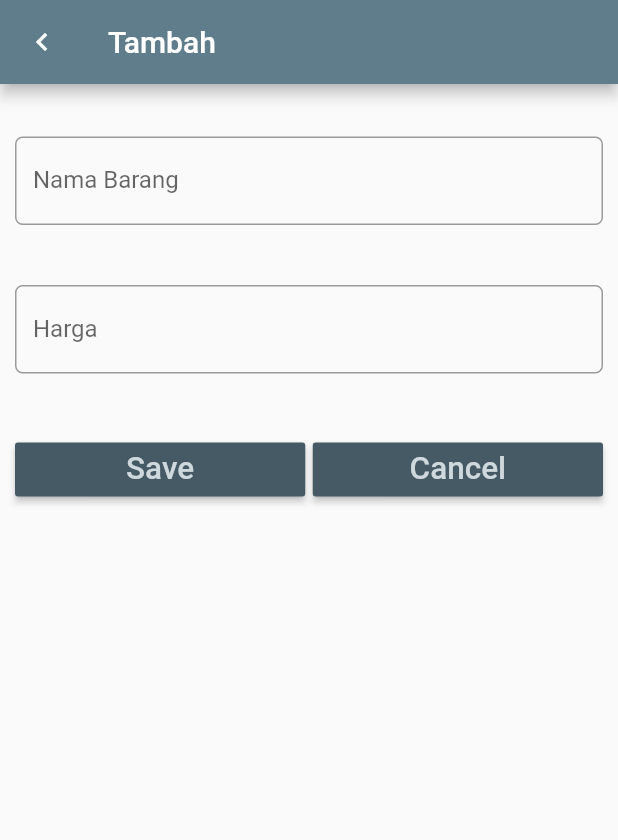
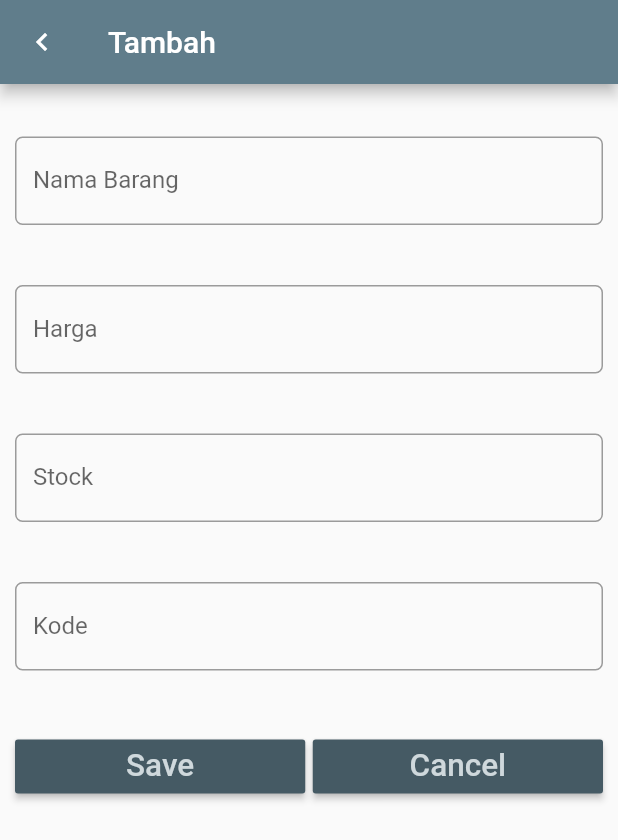
Before and after one commit to yusptar/tugas-sqlite, a Flutter app: the screen it shows after launch, after a tap on "Tambah Item", on a phone screen of 412 x 824 dp. Shown: the top 840 px of the screen. Run offline on Flutter 3.47's test engine with Material 2 defaults, Android fonts, the phone set to English and light mode, and no system bars; our stand-ins replace sqflite; accounts and stored records are empty.

Commit message:
update tugas

```diff
--- a/lib/dbhelper/dbhelper.dart
+++ b/lib/dbhelper/dbhelper.dart
@@ -14,7 +14,7 @@
     String path = directory.path + 'item.db';
 //create, read databases
     var itemDatabase = openDatabase(path,
-        version: 4,
+        version: 6,
         onCreate:
             _createDb); //mengembalikan nilai object sebagai hasil dari fungsinya
     return itemDatabase;
@@ -26,7 +26,9 @@
     CREATE TABLE item (
     id INTEGER PRIMARY KEY AUTOINCREMENT,
     name TEXT,
-    price INTEGER
+    price INTEGER,
+    stock INTEGER,
+    kode TEXT
     )
     ''');
   }
--- a/lib/models/entryform.dart
+++ b/lib/models/entryform.dart
@@ -14,12 +14,16 @@
   EntryFormState(this.item);
   TextEditingController nameController = TextEditingController();
   TextEditingController priceController = TextEditingController();
+  TextEditingController stockController = TextEditingController();
+  TextEditingController kodeController = TextEditingController();
   @override
   Widget build(BuildContext context) {
 //kondisi
     if (item != null) {
       nameController.text = item.name;
       priceController.text = item.price.toString();
+      stockController.text = item.stock.toString();
+      kodeController.text = item.kode;
     }
 //rubah
     return Scaffold(
@@ -65,6 +69,40 @@
                   },
                 ),
               ),
+
+              Padding(
+                padding: EdgeInsets.only(top: 20.0, bottom: 20.0),
+                child: TextField(
+                  controller: stockController,
+                  keyboardType: TextInputType.number,
+                  decoration: InputDecoration(
+                    labelText: 'Stock',
+                    border: OutlineInputBorder(
+                      borderRadius: BorderRadius.circular(5.0),
+                    ),
+                  ),
+                  onChanged: (value) {
+//
+                  },
+                ),
+              ),
+
+              Padding(
+                padding: EdgeInsets.only(top: 20.0, bottom: 20.0),
+                child: TextField(
+                  controller: kodeController,
+                  keyboardType: TextInputType.text,
+                  decoration: InputDecoration(
+                    labelText: 'Kode',
+                    border: OutlineInputBorder(
+                      borderRadius: BorderRadius.circular(5.0),
+                    ),
+                  ),
+                  onChanged: (value) {
+//
+                  },
+                ),
+              ),
 // tombol button
               Padding(
                 padding: EdgeInsets.only(top: 20.0, bottom: 20.0),
@@ -82,12 +120,17 @@
                         onPressed: () {
                           if (item == null) {
 // tambah data
-                            item = Item(nameController.text,
-                                int.parse(priceController.text));
+                            item = Item(
+                                nameController.text,
+                                int.parse(priceController.text),
+                                int.parse(stockController.text),
+                                kodeController.text);
                           } else {
 // ubah data
                             item.name = nameController.text;
                             item.price = int.parse(priceController.text);
+                            item.stock = int.parse(stockController.text);
+                            item.kode = kodeController.text;
                           }
 // kembali ke layar sebelumnya dengan membawa objek item
                           Navigator.pop(context, item);
--- a/lib/models/item.dart
+++ b/lib/models/item.dart
@@ -2,6 +2,8 @@
   int _id;
   String _name;
   int _price;
+  int _stock;
+  String _kode;
 
   int get id => _id;
 
@@ -11,14 +13,22 @@
   get price => this._price;
   set price(value) => this._price = value;
 
+  get stock => this._stock;
+  set stock(value) => this._stock = value;
+
+  String get kode => this._kode;
+  set kode(String value) => this._kode = value;
+
 // konstruktor versi 1
-  Item(this._name, this._price);
+  Item(this._name, this._price, this._stock, this._kode);
 
 // konstruktor versi 2: konversi dari Map ke Item
   Item.fromMap(Map<String, dynamic> map) {
     this._id = map['id'];
     this._name = map['name'];
     this._price = map['price'];
+    this._stock = map['stock'];
+    this._kode = map['kode'];
   }
 
 // konversi dari Item ke Map
@@ -27,6 +37,8 @@
     map['id'] = this._id;
     map['name'] = name;
     map['price'] = price;
+    map['stock'] = stock;
+    map['kode'] = kode;
     return map;
   }
 }
```
Also changed, not shown: lib/models/home.dart (+17 -2 lines).
